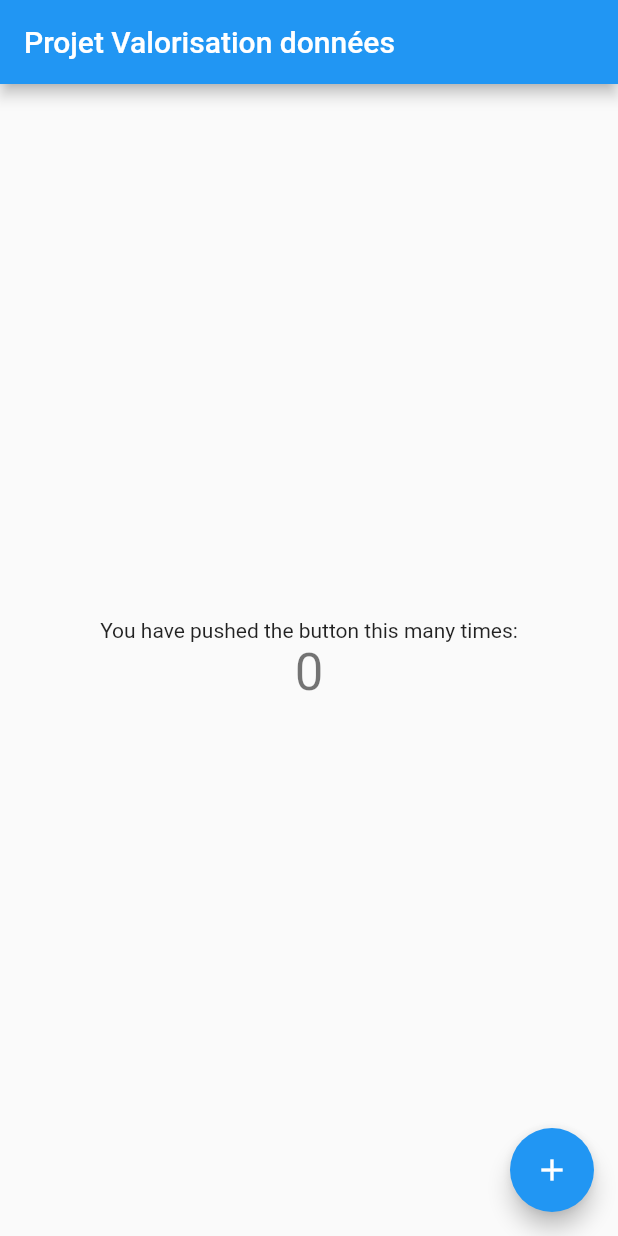
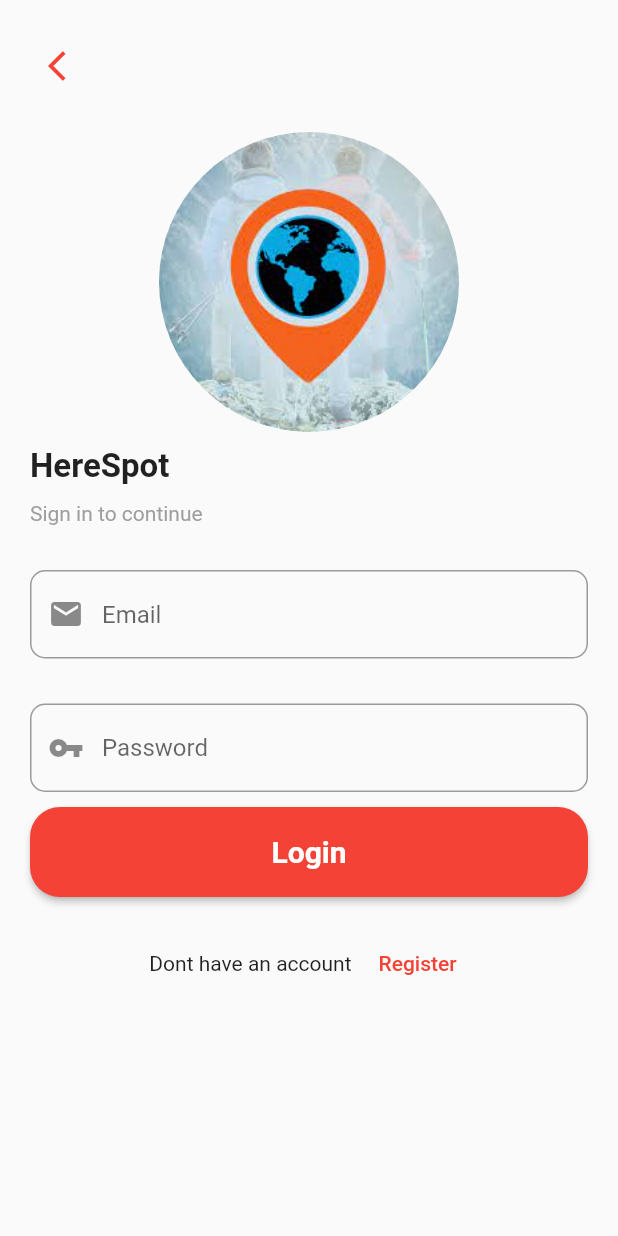
Before and after one commit to lorisclivaz/herespot, a Flutter app: the screen it shows after launch, on a phone screen of 412 x 824 dp. Run offline on Flutter 3.47's test engine with Material 2 defaults, Android fonts, the phone set to English and light mode, and no system bars; our stand-ins replace firebase_auth, firebase_core; accounts and stored records are empty.

Commit message:
Login and register page with all security (Done)

```diff
--- a/lib/main.dart
+++ b/lib/main.dart
@@ -1,74 +1,81 @@
+import 'package:firebase_auth/firebase_auth.dart';
+import 'package:firebase_core/firebase_core.dart';
 import 'package:flutter/material.dart';
+import 'package:herespot/screens/Authentication.dart';
+import 'package:provider/provider.dart';
+import 'package:herespot/services/authentication/auth_services.dart';
+import 'package:herespot/services/authentication/wrapper.dart';
 
-void main() {
-  runApp(MyApp());
-}
+import 'screens/Login.dart';
+
+
+void main() => runApp(MyApp());
+
 
 class MyApp extends StatelessWidget {
-  // This widget is the root of your application.
+
   @override
   Widget build(BuildContext context) {
-    return MaterialApp(
-      title: 'Flutter Demo',
-      theme: ThemeData(
 
-        primarySwatch: Colors.blue,
+    final _init = Firebase.initializeApp();
 
-        visualDensity: VisualDensity.adaptivePlatformDensity,
-      ),
-      home: MyHomePage(title: 'Projet Valorisation données'),
+    return FutureBuilder(
+        future: _init,
+        builder: (context, snapshot){
+          if(snapshot.hasError)
+            {
+              return ErrorWidget();
+            }else if (snapshot.hasData)
+              {
+                return MultiProvider(
+                  providers: [
+                ChangeNotifierProvider<AuthServices>.value(value: AuthServices()),
+                    StreamProvider<User>.value(
+                        value: AuthServices().user,
+                        initialData: null)
+
+                  ],
+                  child: MaterialApp(
+                    theme: ThemeData(
+                      primarySwatch: Colors.red,
+                    ),
+                    debugShowCheckedModeBanner: false,
+                   home: Wrapper(),
+                  ),
+                );
+              }else{
+                return Loading();
+          }
+        }
+
     );
   }
 }
 
-class MyHomePage extends StatefulWidget {
-  MyHomePage({Key key, this.title}) : super(key: key);
 
-  final String title;
-
-  @override
-  _MyHomePageState createState() => _MyHomePageState();
-}
-
-class _MyHomePageState extends State<MyHomePage> {
-  int _counter = 0;
-
-  void _incrementCounter() {
-    setState(() {
-
-      _counter++;
-    });
-  }
-
+class ErrorWidget extends StatelessWidget {
   @override
   Widget build(BuildContext context) {
-
     return Scaffold(
-      appBar: AppBar(
-
-        title: Text(widget.title),
-      ),
       body: Center(
-
         child: Column(
-
-          mainAxisAlignment: MainAxisAlignment.center,
-          children: <Widget>[
-            Text(
-              'You have pushed the button this many times:',
-            ),
-            Text(
-              '$_counter',
-              style: Theme.of(context).textTheme.headline4,
-            ),
+          children: [
+            Icon(Icons.error), Text('Something went wrong !!!!')
           ],
         ),
       ),
-      floatingActionButton: FloatingActionButton(
-        onPressed: _incrementCounter,
-        tooltip: 'Increment',
-        child: Icon(Icons.add),
-      ), // This trailing comma makes auto-formatting nicer for build methods.
     );
   }
 }
+
+
+class Loading extends StatelessWidget {
+  @override
+  Widget build(BuildContext context) {
+    return Scaffold(
+      body: Center(
+        child: CircularProgressIndicator(),
+      ),
+    );
+  }
+}
--- /dev/null
+++ b/lib/screens/Authentication.dart
@@ -0,0 +1,33 @@
+import 'package:flutter/material.dart';
+import 'package:herespot/screens/Login.dart';
+import 'package:herespot/screens/register.dart';
+
+
+class Authentication extends StatefulWidget {
+  @override
+  _AuthenticationState createState() => _AuthenticationState();
+}
+
+class _AuthenticationState extends State<Authentication> {
+
+  bool isToggle = false;
+
+  void toggleScreen(){
+    setState(() {
+      isToggle = !isToggle;
+    });
+  }
+
+  @override
+  Widget build(BuildContext context) {
+
+    if(isToggle)
+      {
+        return Register(toggleScreen: toggleScreen);
+      }else{
+      return Login(toggleScreen: toggleScreen);
+    }
+
+
+  }
+}
--- /dev/null
+++ b/lib/screens/Login.dart
@@ -0,0 +1,177 @@
+import 'package:flutter/cupertino.dart';
+import 'package:flutter/material.dart';
+import 'package:provider/provider.dart';
+import 'package:herespot/services/authentication/auth_services.dart';
+
+class Login extends StatefulWidget {
+
+  final Function toggleScreen;
+
+  const Login({Key key, this.toggleScreen}) : super(key: key);
+
+  @override
+  _LoginState createState() => _LoginState();
+}
+
+class _LoginState extends State<Login> {
+
+  TextEditingController _emailController;
+  TextEditingController _passwordController;
+  final _formkey = GlobalKey<FormState>();
+
+  @override
+  void initState() {
+
+    _emailController = TextEditingController();
+    _passwordController = TextEditingController();
+
+    // TODO: implement initState
+    super.initState();
+  }
+
+  @override
+  void dispose() {
+    _emailController.dispose();
+    _passwordController.dispose();
+
+    // TODO: implement dispose
+    super.dispose();
+  }
+
+  @override
+  Widget build(BuildContext context) {
+
+    final loginProvider = Provider.of<AuthServices>(context);
+
+    return Scaffold(
+      body: SafeArea(
+        child: SingleChildScrollView(
+          child: Padding(
+            padding: const EdgeInsets.all(20.0),
+            child: Form(
+              key: _formkey,
+              child: Column(
+                crossAxisAlignment: CrossAxisAlignment.start ,
+                children: [
+                  IconButton(
+                      icon: Icon(Icons.arrow_back_ios,color: Theme.of(context).primaryColor,),
+                      onPressed: (){}
+                  ),
+                  SizedBox(height: 20,),
+
+                  Container(
+                    alignment: Alignment.center,
+                    child: Container(
+                      height: 200.0,
+                      width: 200.0,
+                      decoration: BoxDecoration(
+                        image: DecorationImage(
+                          image: AssetImage(
+                              'assets/herespot.png'),
+                          fit: BoxFit.fill,
+                        ),
+                        shape: BoxShape.circle,
+                      ),
+                    ),
+                  ),
+                  SizedBox(height: 10,),
+
+                  Column(
+                    children: [
+
+                      Text(
+                        'HereSpot',
+                        style: TextStyle(
+                          fontSize: 22,
+                          fontWeight: FontWeight.bold,
+                        ),
+                      ),
+                    ],
+                  ),
+                  SizedBox(height: 10,),
+                  Text(
+                    'Sign in to continue',
+                    style: TextStyle(
+                      fontSize: 14,
+                      color: Colors.grey,
+                    ),
+                  ),
+                  SizedBox(height: 30,),
+                  TextFormField(
+                    controller: _emailController,
+                    validator: (val) =>
+                      val.isNotEmpty ? null : 'Please enter a email address',
+                    decoration: InputDecoration(
+                      hintText: 'Email',
+                      prefixIcon: Icon(Icons.mail),
+                      border: OutlineInputBorder(
+                        borderRadius: BorderRadius.circular(10)
+                      )
+                    ),
+                  ),
+                  SizedBox(height: 30,),
+                  TextFormField(
+                    obscureText: true,
+                    controller: _passwordController,
+                    validator: (val) => val.length < 6 ? 'Enter more than 6 char' : null,
+                    decoration: InputDecoration(
+                        hintText: 'Password',
+                        prefixIcon: Icon(Icons.vpn_key),
+                        border: OutlineInputBorder(
+                            borderRadius: BorderRadius.circular(10)
+                        )
+                    ),
+                  ),
+
+
+                  SizedBox(height: 10,),
+                  MaterialButton(
+                      onPressed: () async{
+                        if(_formkey.currentState.validate())
+                          {
+                            print('Email: ${_emailController.text}');
+                            print('Email: ${_passwordController.text}');
+
+                            await loginProvider.login(
+                                _emailController.text.trim(),
+                                _passwordController.text.trim()
+                            );
+                          }
+                      },
+                      height: 60,
+                    minWidth: loginProvider.isLoading ? null : double.infinity,
+                    color: Theme.of(context).primaryColor,
+                    textColor: Colors.white,
+                    shape: RoundedRectangleBorder(
+                      borderRadius: BorderRadius.circular(20),
+                    ),
+                    child: loginProvider.isLoading
+                    ? CircularProgressIndicator()
+                    : Text(
+                      'Login',
+                      style: TextStyle(
+                        fontSize: 20,
+                        fontWeight: FontWeight.bold,
+                      ),
+                    ),
+                  ),
+                  SizedBox(height: 20,),
+                  Row(
+                    mainAxisAlignment: MainAxisAlignment.center,
+                    children: [
+                      Text('Don''t have an account'),
+                      SizedBox(width: 10,),
+                      TextButton(onPressed: () => widget.toggleScreen(),
+                          child: Text('Register'))
+                    ],
+                  )
+
+                ],
+              ),
+            ),
+          ),
+        ),
+      ),
+    );
+  }
+}
--- /dev/null
+++ b/lib/services/authentication/wrapper.dart
@@ -0,0 +1,23 @@
+import 'package:flutter/material.dart';
+import 'package:firebase_auth/firebase_auth.dart';
+import 'package:herespot/screens/Authentication.dart';
+import 'package:herespot/screens/HomeScreen.dart';
+import 'package:herespot/screens/Login.dart';
+import 'package:provider/provider.dart';
+
+
+class Wrapper extends StatelessWidget {
+  @override
+  Widget build(BuildContext context) {
+
+    final user = Provider.of<User>(context);
+
+    if(user != null)
+      {
+        return HomeScreen();
+      }else{
+      return Authentication();
+    }
+
+  }
+}
```
Also changed, not shown: lib/screens/HomeScreen.dart (added, +26 -0 lines), lib/screens/register.dart (added, +188 -0 lines), lib/services/authentication/auth_services.dart (added, +79 -0 lines), pubspec.yaml (+5 -3 lines), assets/herespot.png (added), pubspec.lock, 3 other files.
